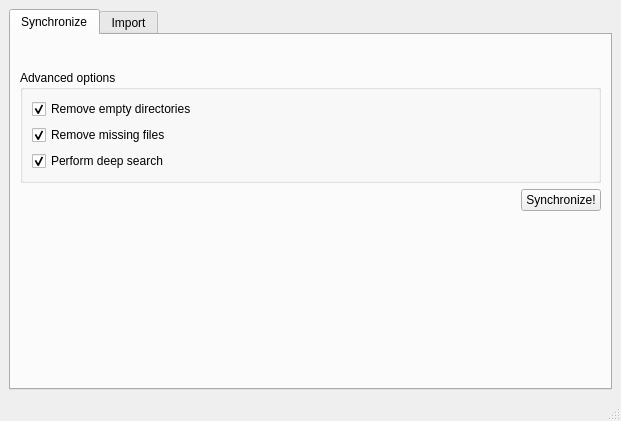
First picture: the form in widgetgui/spdrguimainwindow.ui, repository sierdzio/spdr, before the edit.
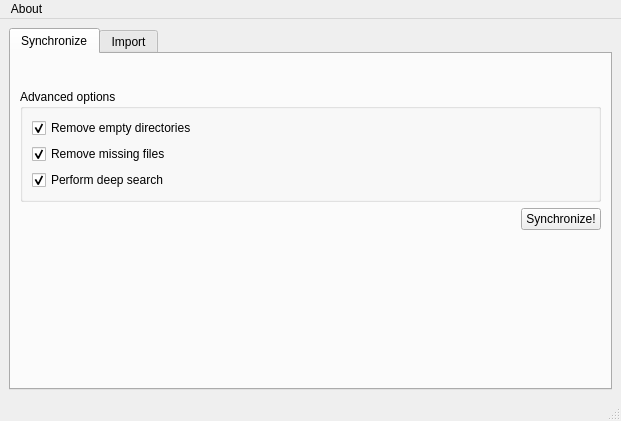
Second picture: the form after the edit.

Commit message: Connect to SpdrLog in the GUI. QueuedConnections don't work: we need to add some "breathing space" for the even loop to advance in the thread!

What changed in the file:
```diff
--- a/widgetgui/spdrguimainwindow.ui
+++ b/widgetgui/spdrguimainwindow.ui
@@ -238,9 +238,17 @@
      <x>0</x>
      <y>0</y>
      <width>621</width>
-     <height>22</height>
+     <height>20</height>
     </rect>
    </property>
+   <widget class="QMenu" name="menuAbout">
+    <property name="title">
+     <string>About</string>
+    </property>
+    <addaction name="actionAboutSpdr"/>
+    <addaction name="actionAboutQt"/>
+   </widget>
+   <addaction name="menuAbout"/>
   </widget>
   <widget class="QStatusBar" name="statusbar"/>
  </widget>
```
Left out of the diff: 10 changed lines with no effect on the pictures. The commit also changes 2 other files.
